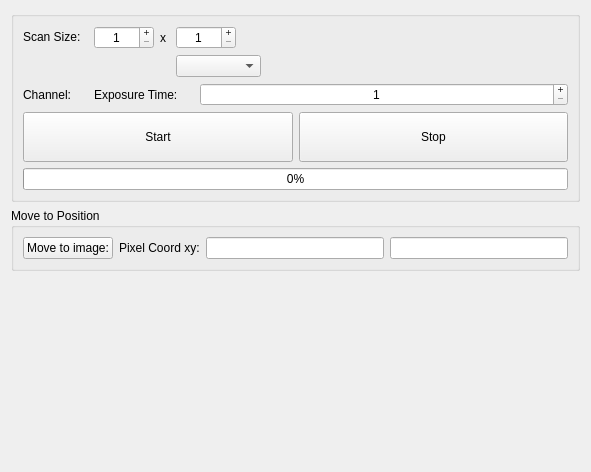
First picture: the form in micromanager_gui/explore_sample.ui, repository pymmcore-plus/napari-micromanager, before the edit.
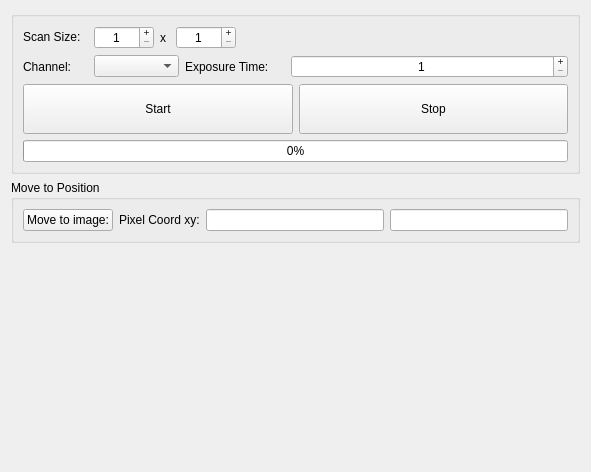
Second picture: the form after the edit.

```diff
--- a/micromanager_gui/explore_sample.ui
+++ b/micromanager_gui/explore_sample.ui
@@ -236,25 +236,6 @@
             </property>
            </widget>
           </item>
-          <item row="1" column="3">
-           <widget class="QComboBox" name="scan_channel_comboBox">
-            <property name="enabled">
-             <bool>true</bool>
-            </property>
-            <property name="minimumSize">
-             <size>
-              <width>85</width>
-              <height>0</height>
-             </size>
-            </property>
-            <property name="maximumSize">
-             <size>
-              <width>85</width>
-              <height>16777215</height>
-             </size>
-            </property>
-           </widget>
-          </item>
          </layout>
         </item>
         <item row="1" column="0">
@@ -319,6 +300,25 @@
             </property>
            </widget>
           </item>
+          <item row="0" column="1">
+           <widget class="QComboBox" name="scan_channel_comboBox">
+            <property name="enabled">
+             <bool>true</bool>
+            </property>
+            <property name="minimumSize">
+             <size>
+              <width>85</width>
+              <height>0</height>
+             </size>
+            </property>
+            <property name="maximumSize">
+             <size>
+              <width>85</width>
+              <height>16777215</height>
+             </size>
+            </property>
+           </widget>
+          </item>
          </layout>
         </item>
        </layout>
```
